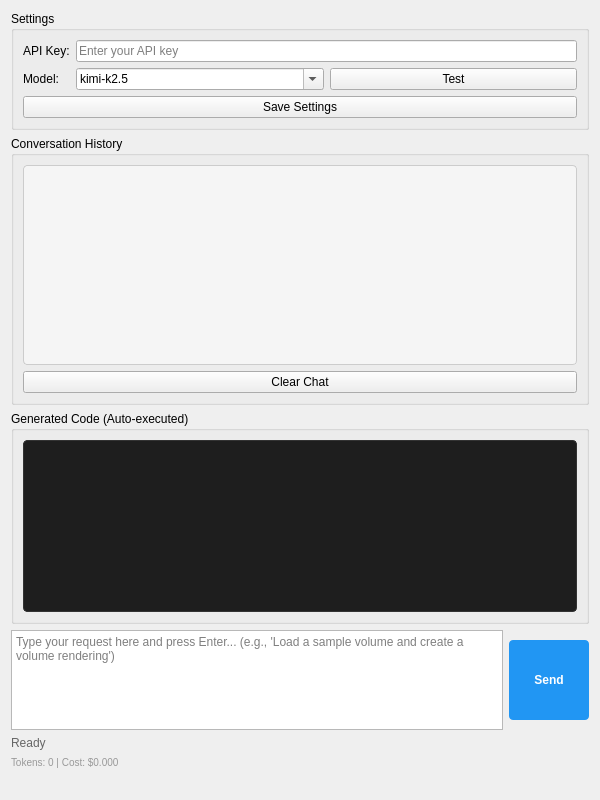
First picture: the form in Resources/UI/SlicerAIAgent.ui, repository puxuntu/Slicer_agent, before the edit.
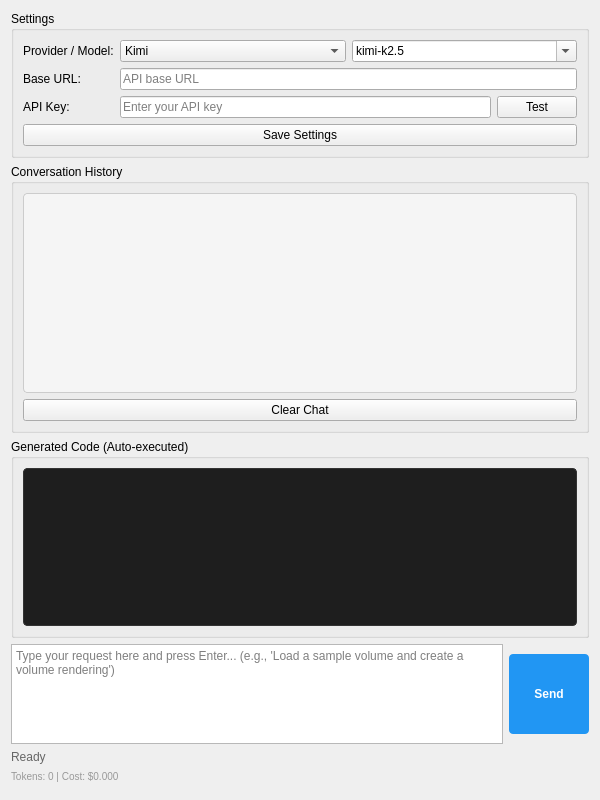
Second picture: the form after the edit. Custom widgets are drawn as their Qt base class.

Commit message: feat: add Claude provider support with native Anthropic API fallback + redesigned Settings UI

The edit to the form file:
```diff
--- a/Resources/UI/SlicerAIAgent.ui
+++ b/Resources/UI/SlicerAIAgent.ui
@@ -26,31 +26,31 @@
      </property>
      <layout class="QFormLayout" name="settingsFormLayout">
       <item row="0" column="0">
-       <widget class="QLabel" name="apiKeyLabel">
+       <widget class="QLabel" name="providerModelLabel">
         <property name="text">
-         <string>API Key:</string>
+         <string>Provider / Model:</string>
         </property>
        </widget>
       </item>
       <item row="0" column="1">
-       <widget class="QLineEdit" name="apiKeyInput">
-        <property name="echoMode">
-         <enum>QLineEdit::Password</enum>
-        </property>
-        <property name="placeholderText">
-         <string>Enter your API key</string>
-        </property>
-       </widget>
-      </item>
-      <item row="1" column="0">
-       <widget class="QLabel" name="modelLabel">
-        <property name="text">
-         <string>Model:</string>
-        </property>
-       </widget>
-      </item>
-      <item row="1" column="1">
-       <layout class="QHBoxLayout" name="modelLayout">
+       <layout class="QHBoxLayout" name="providerModelLayout">
+        <item>
+         <widget class="QComboBox" name="providerSelector">
+          <property name="toolTip">
+           <string>Select AI provider</string>
+          </property>
+          <item>
+           <property name="text">
+            <string>Kimi</string>
+           </property>
+          </item>
+          <item>
+           <property name="text">
+            <string>Claude</string>
+           </property>
+          </item>
+         </widget>
+        </item>
         <item>
          <widget class="QComboBox" name="modelSelector">
           <property name="editable">
@@ -93,6 +93,41 @@
           </item>
          </widget>
         </item>
+       </layout>
+      </item>
+      <item row="1" column="0">
+       <widget class="QLabel" name="baseUrlLabel">
+        <property name="text">
+         <string>Base URL:</string>
+        </property>
+       </widget>
+      </item>
+      <item row="1" column="1">
+       <widget class="QLineEdit" name="baseUrlInput">
+        <property name="placeholderText">
+         <string>API base URL</string>
+        </property>
+       </widget>
+      </item>
+      <item row="2" column="0">
+       <widget class="QLabel" name="apiKeyLabel">
+        <property name="text">
+         <string>API Key:</string>
+        </property>
+       </widget>
+      </item>
+      <item row="2" column="1">
+       <layout class="QHBoxLayout" name="apiKeyLayout">
+        <item>
+         <widget class="QLineEdit" name="apiKeyInput">
+          <property name="echoMode">
+           <enum>QLineEdit::Password</enum>
+          </property>
+          <property name="placeholderText">
+           <string>Enter your API key</string>
+          </property>
+         </widget>
+        </item>
         <item>
          <widget class="QPushButton" name="testConnectionButton">
           <property name="text">
@@ -105,7 +140,7 @@
         </item>
        </layout>
       </item>
-      <item row="2" column="0" colspan="2">
+      <item row="3" column="0" colspan="2">
        <widget class="QPushButton" name="saveSettingsButton">
         <property name="text">
          <string>Save Settings</string>
```
Left out of the diff: 5 changed lines with no effect on the pictures. The commit also changes 2 other files.
